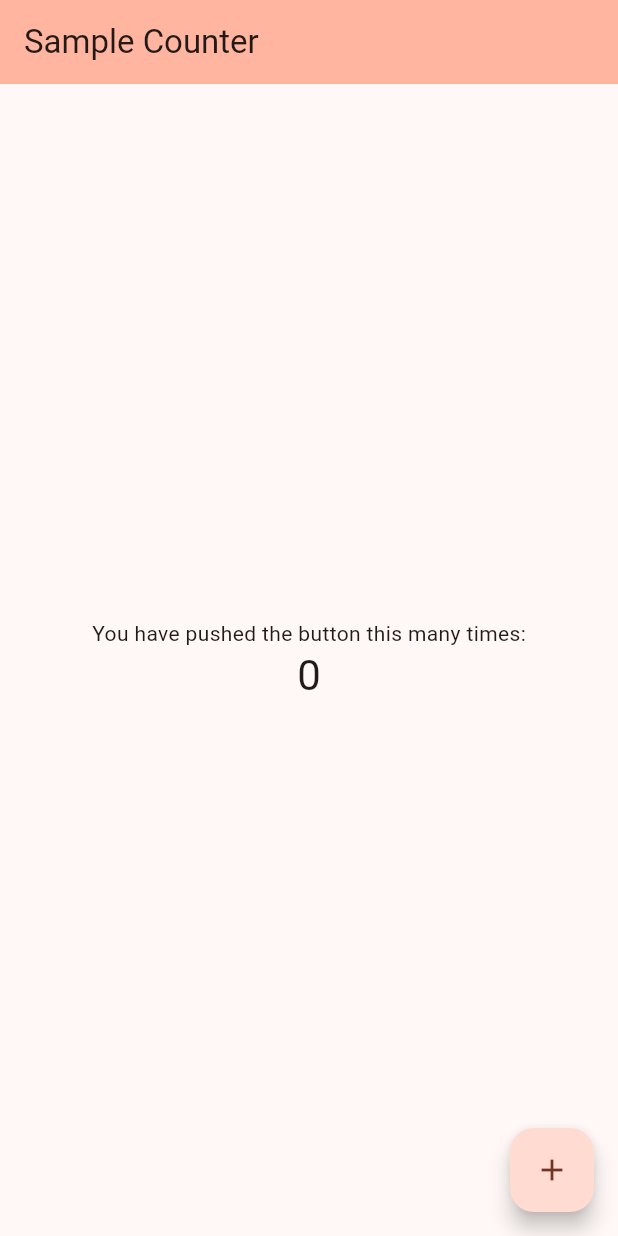
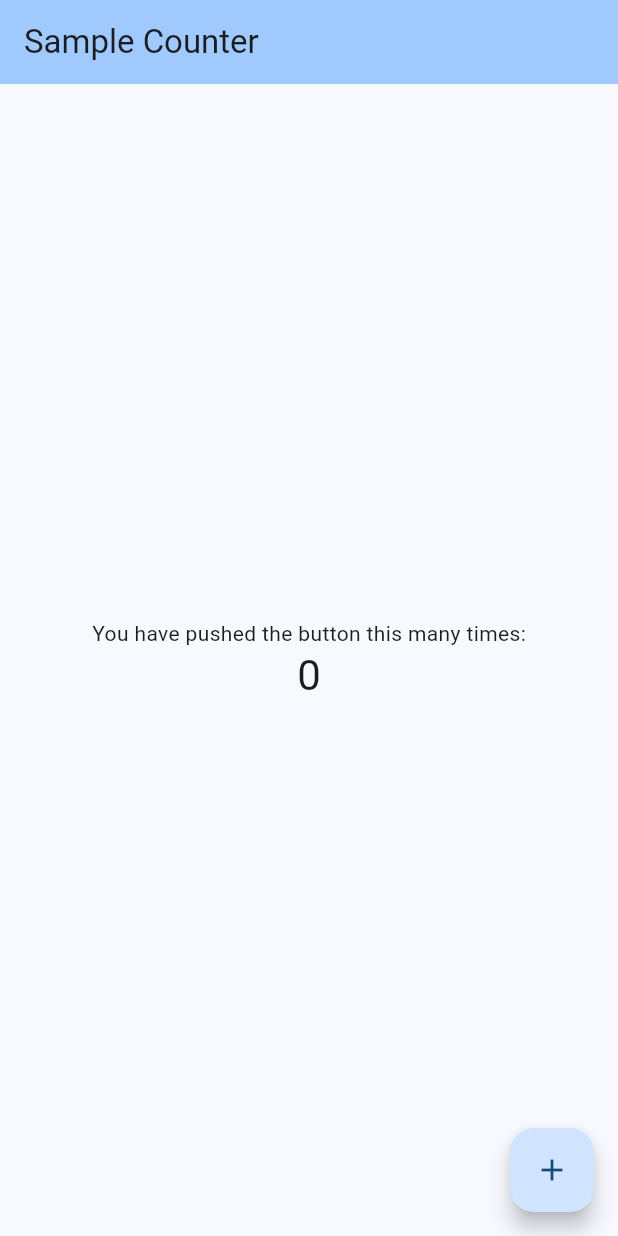
Before and after one commit to Chakri0712/SampleFlutterApp, a Flutter app: the screen it shows after launch, on a phone screen of 412 x 824 dp. Run offline on Flutter 3.47's test engine with Material 3 defaults, Android fonts, the phone set to English and light mode, and no system bars.

Commit message:
color change

```diff
--- a/lib/main.dart
+++ b/lib/main.dart
@@ -28,7 +28,7 @@ class MyApp extends StatelessWidget {
         //
         // This works for code too, not just values: Most code changes can be
         // tested with just a hot reload.
-        colorScheme: ColorScheme.fromSeed(seedColor: Colors.deepOrange),
+        colorScheme: ColorScheme.fromSeed(seedColor: Colors.blue),
         useMaterial3: true,
       ),
       home: const MyHomePage(title: 'Sample Counter'),
```
